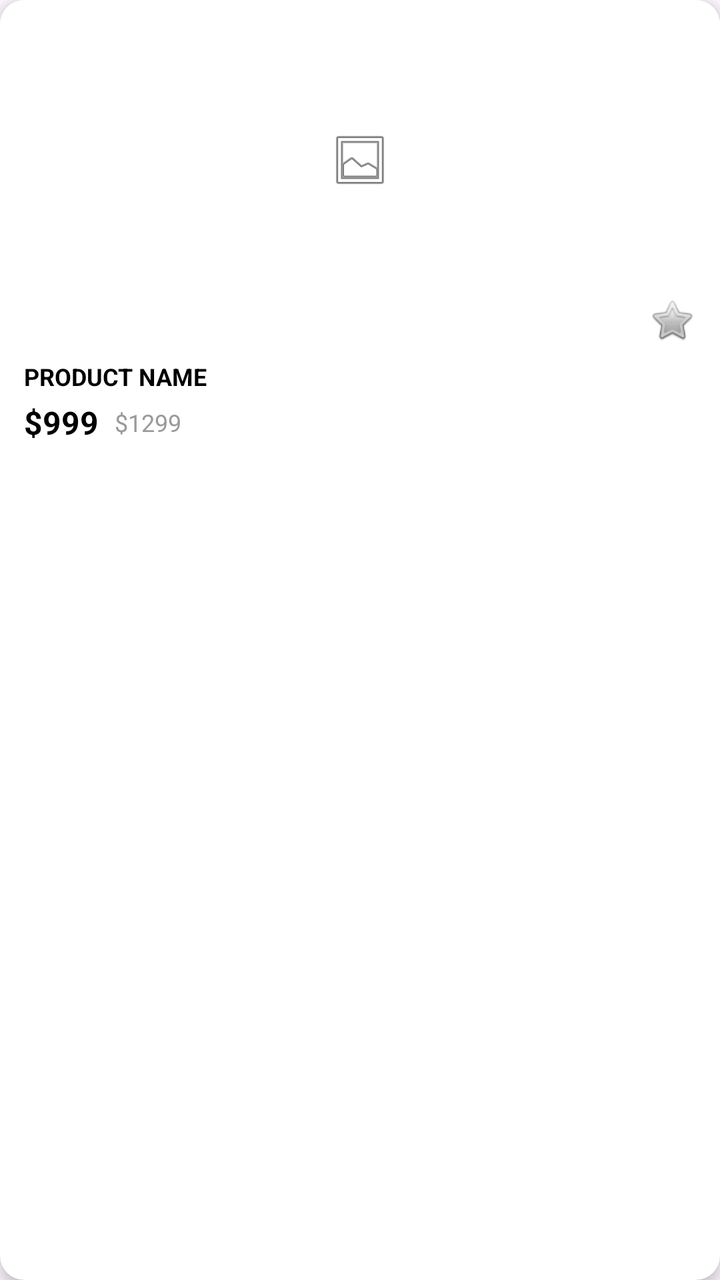
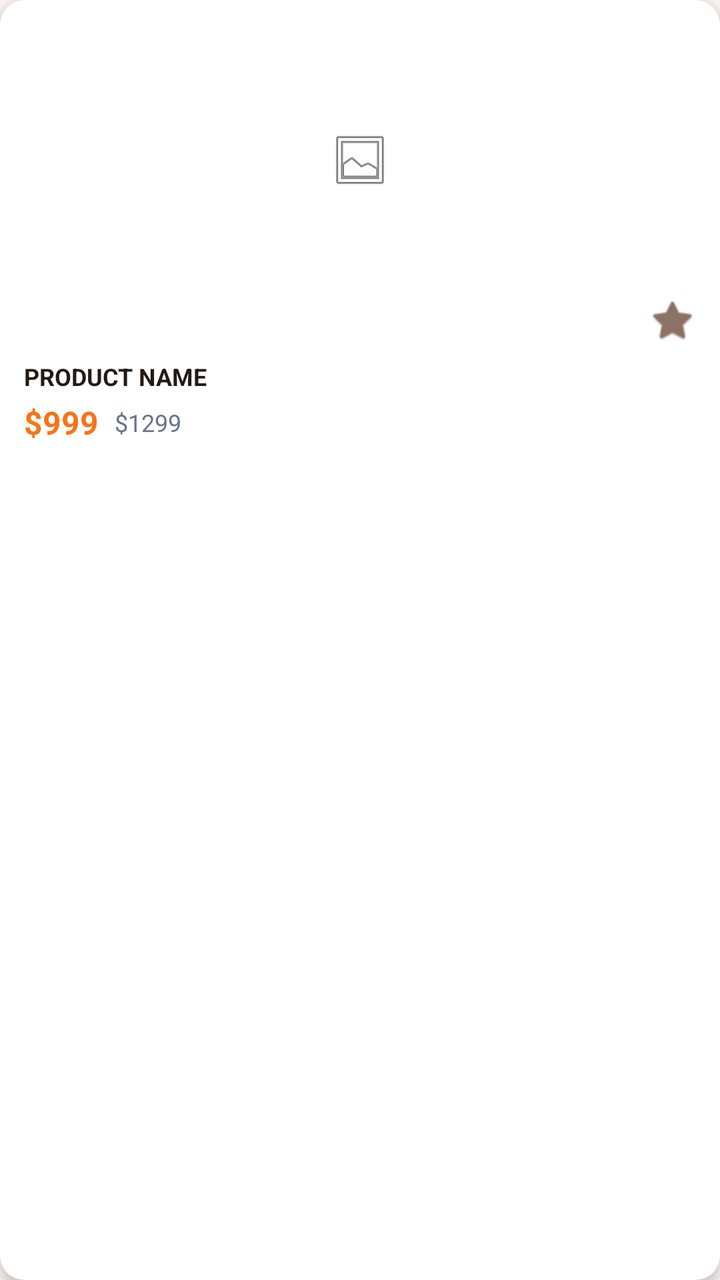

Two renders of the same Android screen: before a commit and after it. Below are the layout's source before the change and the commit's diff.
<!-- AndroidManifest.xml: application theme Theme.BeckieDealApp -->
<!-- res/layout/brand_item.xml -->
<?xml version="1.0" encoding="utf-8"?>
<androidx.cardview.widget.CardView xmlns:android="http://schemas.android.com/apk/res/android"
    xmlns:app="http://schemas.android.com/apk/res-auto"
    android:layout_width="0dp"
    android:layout_height="wrap_content"
    android:layout_columnWeight="1"
    android:layout_margin="8dp"
    app:cardCornerRadius="12dp"
    app:cardElevation="4dp">

    <LinearLayout
        android:layout_width="match_parent"
        android:layout_height="wrap_content"
        android:orientation="vertical"
        android:background="#FFFFFF"
        android:padding="12dp">

        
        <TextView
            android:id="@+id/productBadge"
            android:layout_width="wrap_content"
            android:layout_height="wrap_content"
            android:background="@drawable/badge_background"
            android:paddingHorizontal="12dp"
            android:paddingVertical="4dp"
            android:text="BEST SELLING"
            android:textColor="#FFFFFF"
            android:textSize="10sp"
            android:textStyle="bold"
            android:visibility="gone" />

        
        <ImageView
            android:id="@+id/productImage"
            android:layout_width="match_parent"
            android:layout_height="120dp"
            android:layout_marginTop="8dp"
            android:scaleType="centerInside"
            android:src="@android:drawable/ic_menu_gallery" />

        
        <ImageView
            android:id="@+id/favoriteIcon"
            android:layout_width="24dp"
            android:layout_height="24dp"
            android:layout_gravity="end"
            android:layout_marginTop="8dp"
            android:src="@android:drawable/btn_star_big_off" />

        
        <TextView
            android:id="@+id/productName"
            android:layout_width="match_parent"
            android:layout_height="wrap_content"
            android:layout_marginTop="8dp"
            android:text="PRODUCT NAME"
            android:textColor="#000000"
            android:textSize="12sp"
            android:textStyle="bold"
            android:maxLines="2"
            android:ellipsize="end" />

        
        <LinearLayout
            android:layout_width="match_parent"
            android:layout_height="wrap_content"
            android:layout_marginTop="4dp"
            android:orientation="horizontal">

            <TextView
                android:id="@+id/productPrice"
                android:layout_width="wrap_content"
                android:layout_height="wrap_content"
                android:text="$999"
                android:textColor="#000000"
                android:textSize="16sp"
                android:textStyle="bold" />

            <TextView
                android:id="@+id/productOriginalPrice"
                android:layout_width="wrap_content"
                android:layout_height="wrap_content"
                android:layout_marginStart="8dp"
                android:text="$1299"
                android:textColor="#999999"
                android:textSize="12sp"
                android:layout_gravity="center_vertical" />

        </LinearLayout>

    </LinearLayout>

</androidx.cardview.widget.CardView>
<!-- resources referenced by this layout -->
<resources>
  <!-- drawable badge_background (drawable) -->
  <?xml version="1.0" encoding="utf-8"?>
  <shape xmlns:android="http://schemas.android.com/apk/res/android">
      <solid android:color="#FFD700" />
      <corners android:radius="4dp" />
  </shape>
  <style name="Theme.BeckieDealApp" parent="Base.Theme.BeckieDealApp" />
  <style name="Base.Theme.BeckieDealApp" parent="Theme.Material3.DayNight.NoActionBar">
          
          
      </style>
</resources>

<!-- the commit's change to res/layout/brand_item.xml (unified diff, before → after) -->
@@ -6,13 +6,13 @@
     android:layout_columnWeight="1"
     android:layout_margin="8dp"
     app:cardCornerRadius="12dp"
-    app:cardElevation="4dp">
+    app:cardElevation="4dp"
+    app:cardBackgroundColor="@color/surface">
 
     <LinearLayout
         android:layout_width="match_parent"
         android:layout_height="wrap_content"
         android:orientation="vertical"
-        android:background="#FFFFFF"
         android:padding="12dp">
 
         
@@ -24,7 +24,7 @@
             android:paddingHorizontal="12dp"
             android:paddingVertical="4dp"
             android:text="BEST SELLING"
-            android:textColor="#FFFFFF"
+            android:textColor="@color/white_fixed"
             android:textSize="10sp"
             android:textStyle="bold"
             android:visibility="gone" />
@@ -45,7 +45,8 @@
             android:layout_height="24dp"
             android:layout_gravity="end"
             android:layout_marginTop="8dp"
-            android:src="@android:drawable/btn_star_big_off" />
+            android:src="@android:drawable/btn_star_big_off"
+            app:tint="@color/text_secondary" />
 
         
         <TextView
@@ -54,7 +55,7 @@
             android:layout_height="wrap_content"
             android:layout_marginTop="8dp"
             android:text="PRODUCT NAME"
-            android:textColor="#000000"
+            android:textColor="@color/text_primary"
             android:textSize="12sp"
             android:textStyle="bold"
             android:maxLines="2"
@@ -72,7 +73,7 @@
                 android:layout_width="wrap_content"
                 android:layout_height="wrap_content"
                 android:text="$999"
-                android:textColor="#000000"
+                android:textColor="@color/primary"
                 android:textSize="16sp"
                 android:textStyle="bold" />
 
@@ -82,7 +83,7 @@
                 android:layout_height="wrap_content"
                 android:layout_marginStart="8dp"
                 android:text="$1299"
-                android:textColor="#999999"
+                android:textColor="@color/text_muted"
                 android:textSize="12sp"
                 android:layout_gravity="center_vertical" />
 
<!-- resource entries referenced after the edit -->
@@ -1,5 +1,11 @@
 <!-- resources referenced by this layout -->
 <resources>
+  <color name="primary">#F97316</color>
+  <color name="surface">#FFFFFF</color>
+  <color name="text_muted">#64748B</color>
+  <color name="text_primary">#251913</color>
+  <color name="text_secondary">#8C7164</color>
+  <color name="white_fixed">#FFFFFF</color>
   <!-- drawable badge_background (drawable) -->
   <?xml version="1.0" encoding="utf-8"?>
   <shape xmlns:android="http://schemas.android.com/apk/res/android">
@@ -9,7 +15,36 @@
   <style name="Theme.BeckieDealApp" parent="Base.Theme.BeckieDealApp" />
   <style name="Base.Theme.BeckieDealApp" parent="Theme.Material3.DayNight.NoActionBar">
           
+          <item name="colorPrimary">@color/primary</item>
+          <item name="colorOnPrimary">@color/on_primary</item>
+          <item name="colorPrimaryContainer">@color/primary_container</item>
+          <item name="colorOnPrimaryContainer">@color/on_primary_container</item>
+  
           
+          <item name="colorSecondary">@color/secondary</item>
+          <item name="colorOnSecondary">@color/on_secondary</item>
+          <item name="colorSecondaryContainer">@color/secondary_container</item>
+          <item name="colorOnSecondaryContainer">@color/on_secondary_container</item>
+  
+          
+          <item name="android:windowBackground">@color/background</item>
+          <item name="colorSurface">@color/surface</item>
+          <item name="colorOnSurface">@color/on_surface</item>
+          <item name="colorSurfaceVariant">@color/surface_variant</item>
+          <item name="colorOnSurfaceVariant">@color/on_surface_variant</item>
+          <item name="colorOutline">@color/outline</item>
       </style>
+  <color name="on_primary">#FFFFFF</color>
+  <color name="primary_container">#F97316</color>
+  <color name="on_primary_container">#582200</color>
+  <color name="secondary">#8F4D27</color>
+  <color name="on_secondary">#FFFFFF</color>
+  <color name="secondary_container">#FDA77A</color>
+  <color name="on_secondary_container">#773A16</color>
+  <color name="background">#FFF8F6</color>
+  <color name="on_surface">#251913</color>
+  <color name="surface_variant">#F6DED3</color>
+  <color name="on_surface_variant">#584237</color>
+  <color name="outline">#8C7164</color>
 </resources>
 
